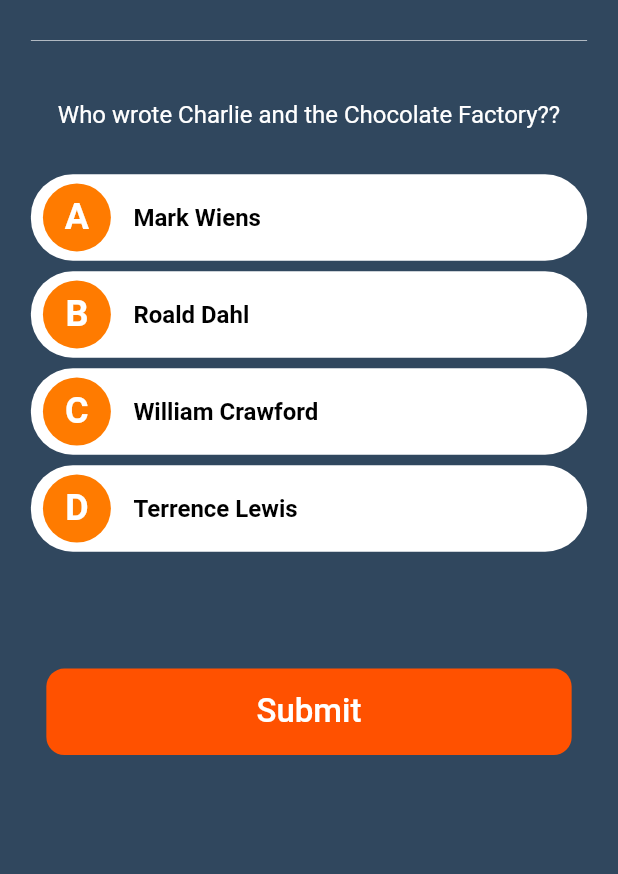
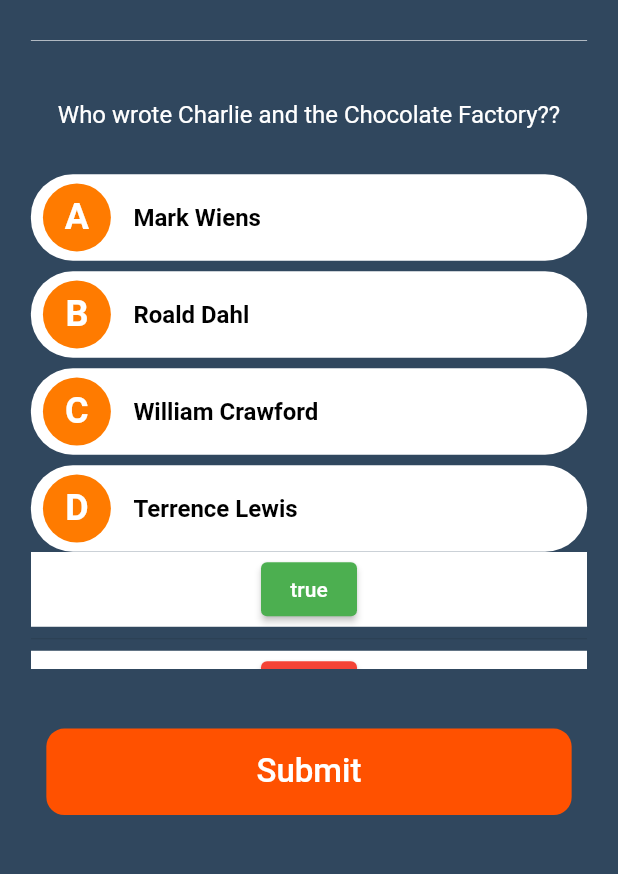
Before and after one commit to RWEMAISINGIZWENorbert/Quiz_App, a Flutter app: the screen it shows after launch, after a tap on "Art and Litrature", on a phone screen of 412 x 824 dp, the part 242-1116 px from its top. Run offline on Flutter 3.47's test engine with Material 2 defaults, Android fonts, the phone set to English and light mode, and no system bars; drawn by our look-alikes of circular_countdown_timer; network calls fail.

Commit message:
add list view to test

```diff
--- a/lib/screens/QuizScreen.dart
+++ b/lib/screens/QuizScreen.dart
@@ -32,6 +32,7 @@ class _QuizScreenState extends State<QuizScreen> {
   bool isCorrect = false;
   var ca = 0;
 
+  List<bool> _list = [true, false, true, false];
   var questionCounter = 0;
 
   @override
@@ -233,10 +234,35 @@ class _QuizScreenState extends State<QuizScreen> {
                         questionMaxLength,
                         isPressed,
                         isCorrect),
-                  )
+                  ),
+                  Expanded(
+                      child: ListView.separated(
+                          itemBuilder: (BuildContext context, int index) {
+                            return Container(
+                              height: 50,
+                              color: Colors.white,
+                              child: Center(
+                                  child: ElevatedButton(
+                                style: ElevatedButton.styleFrom(
+                                    backgroundColor: _list[index]
+                                        ? Colors.green
+                                        : Colors.red),
+                                onPressed: () {
+                                  setState(() {
+                                    _list[index] = !_list[index];
+                                  });
+                                },
+                                child: Text('${_list[index]}'),
+                              )),
+                            );
+                          },
+                          separatorBuilder: (BuildContext context, int index) =>
+                              Divider(),
+                          itemCount: _list.length)),
                 ]),
               ),
               Container(
+                margin: EdgeInsets.only(top: 40),
                 height: MediaQuery.of(context).size.height * 0.07,
                 width: MediaQuery.of(context).size.width * 0.85,
                 decoration: BoxDecoration(
@@ -280,18 +306,23 @@ class _QuizScreenState extends State<QuizScreen> {
       int questionMaxLength, bool isPressed, bool isCorrect) {
     return GestureDetector(
       onTap: () {
+        if (b == widget.QandAnsList[questionCounter].CorrectAnswer) {
+          setState(() {
+            isCorrect = true;
+            isPressed = true;
+          });
+        } else {
           setState(() {
             isCorrect = false;
             isPressed = true;
           });
+        }
+
         print(
             'pressed at $b and ${widget.QandAnsList[questionCounter].CorrectAnswer} ');
         print('isPressed :$isPressed  and  isCorrect: $isCorrect');
 
         if (b == widget.QandAnsList[questionCounter].CorrectAnswer) {
-          setState(() {
-            isCorrect = true;
-          });
           ca++;
 
           print(
@@ -302,27 +333,31 @@ class _QuizScreenState extends State<QuizScreen> {
           openDialog('Quiz Completed!',
               'Click on the Submit button below to see the Result');
         } else {
+          Future.delayed(const Duration(milliseconds: 500), () {
+// Here you can write your code
+
             setState(() {
               questionCounter++;
+            });
           });
         }
       },
       child: AnimatedContainer(
           key: _key,
-          duration: Duration(seconds: 1),
+          duration: Duration(seconds: 0),
           height: MediaQuery.of(context).size.height * 0.07,
           width: MediaQuery.of(context).size.width * 0.9,
           decoration: BoxDecoration(
               borderRadius: BorderRadius.circular(28),
               color: isPressed
-                  ? b == widget.QandAnsList[questionCounter].CorrectAnswer &&
-                          isCorrect == true
+                  ? isCorrect
                       ? Colors.green
                       : Colors.red
                   : Colors.white),
           child: Padding(
             padding: EdgeInsets.fromLTRB(8, 0, 8, 0),
-            child: Row(children: [
+            child: Row(
+              children: [
                 Container(
                   alignment: Alignment.center,
                   height: MediaQuery.of(context).size.height * 0.055,
@@ -348,7 +383,8 @@ class _QuizScreenState extends State<QuizScreen> {
                       fontSize: 16,
                       fontWeight: FontWeight.bold),
                 ),
-            ]),
+              ],
+            ),
           )),
     );
   }
```
Lines whose indentation alone changed are shown as unchanged.
